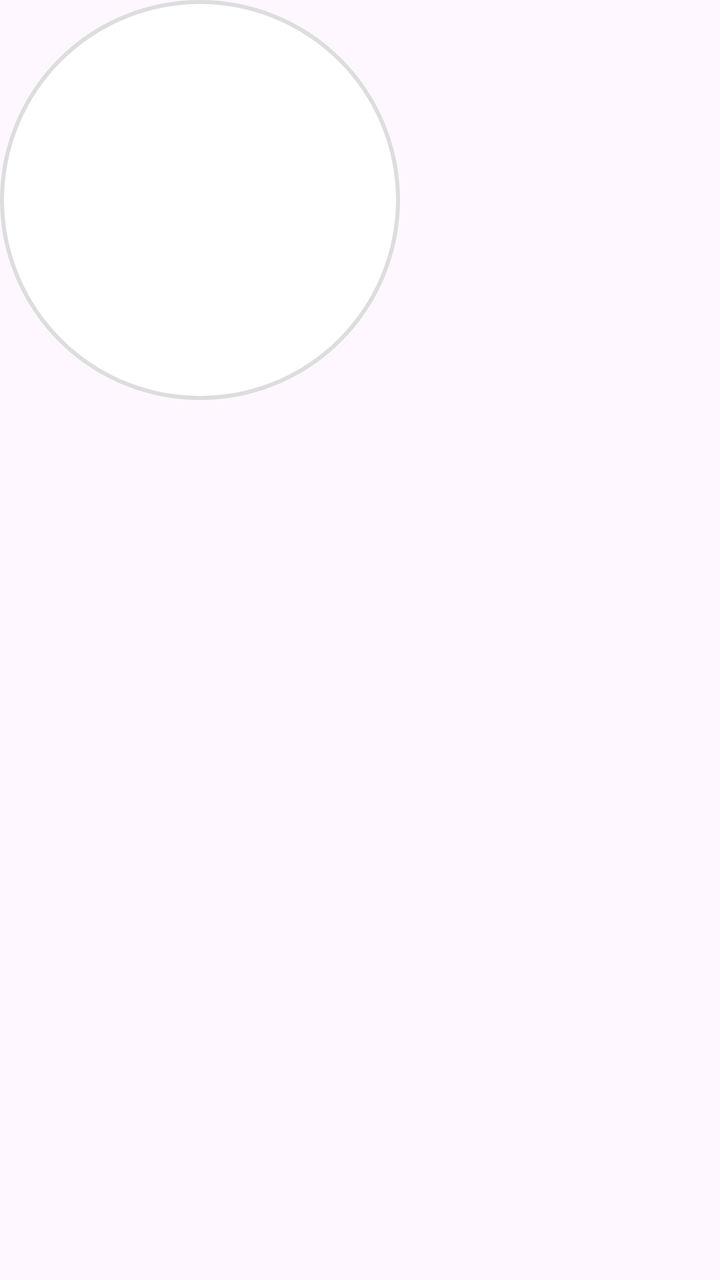
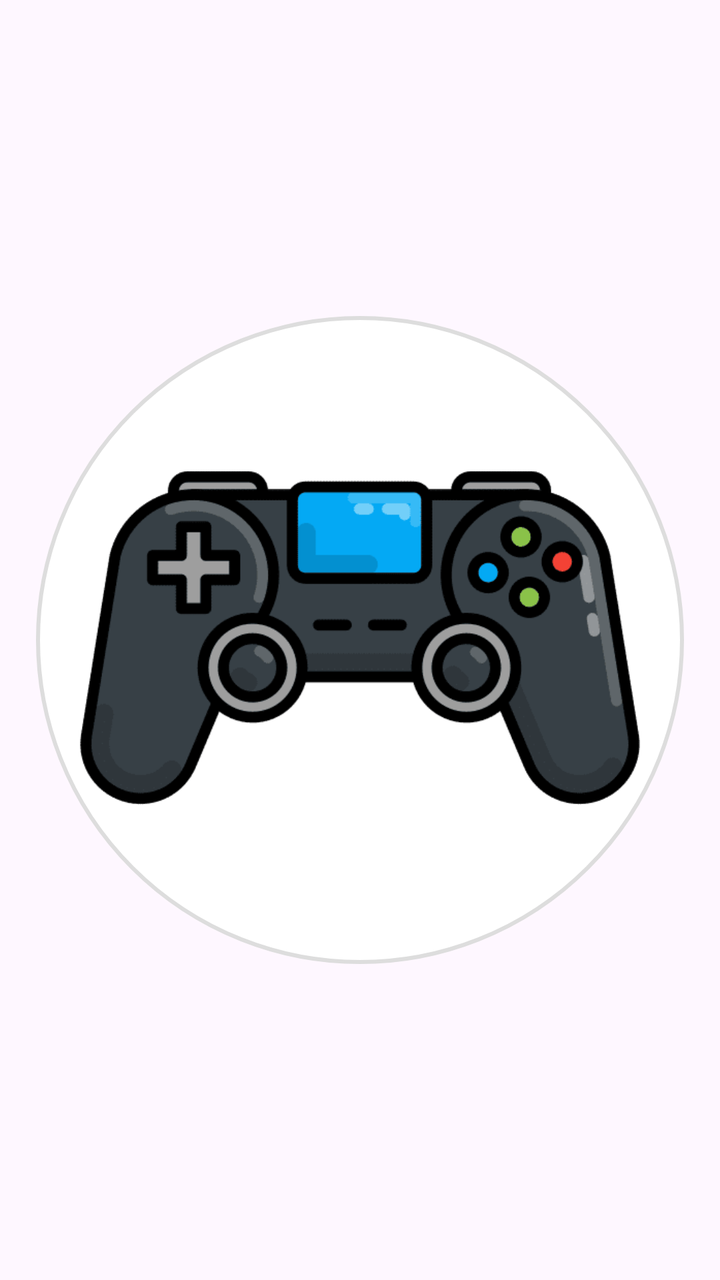

Compare the two renders of this Android layout. The source of the first and the diff that turns it into the second are given below.
<!-- AndroidManifest.xml: application theme Theme.QuizEduca -->
<!-- res/layout/item_tema.xml -->
<androidx.constraintlayout.widget.ConstraintLayout xmlns:android="http://schemas.android.com/apk/res/android"
    android:layout_width="match_parent"
    android:layout_height="match_parent"
    xmlns:app="http://schemas.android.com/apk/res-auto">

    <ImageView
        android:id="@+id/imgTema"
        android:layout_width="200dp"
        android:layout_height="200dp"
        android:background="@drawable/bg_circle_white"
        android:scaleType="centerInside"
        android:adjustViewBounds="true"
        android:padding="20dp"/>
</androidx.constraintlayout.widget.ConstraintLayout>
<!-- resources referenced by this layout -->
<resources>
  <!-- drawable bg_circle_white (drawable) -->
  <?xml version="1.0" encoding="utf-8"?>
  <shape xmlns:android="http://schemas.android.com/apk/res/android"
      android:shape="oval">
      <solid android:color="@android:color/white" />
      <stroke
          android:width="2dp"
          android:color="#DDD" />
  </shape>
  <style name="Theme.QuizEduca" parent="Base.Theme.QuizEduca" />
  <style name="Base.Theme.QuizEduca" parent="Theme.Material3.DayNight.NoActionBar">
          
          
      </style>
</resources>

<!-- the commit's change to res/layout/item_tema.xml (unified diff, before → after) -->
@@ -1,14 +1,23 @@
+<?xml version="1.0" encoding="utf-8"?>
 <androidx.constraintlayout.widget.ConstraintLayout xmlns:android="http://schemas.android.com/apk/res/android"
+    xmlns:app="http://schemas.android.com/apk/res-auto"
     android:layout_width="match_parent"
-    android:layout_height="match_parent"
-    xmlns:app="http://schemas.android.com/apk/res-auto">
+    android:layout_height="match_parent">
 
     <ImageView
         android:id="@+id/imgTema"
-        android:layout_width="200dp"
-        android:layout_height="200dp"
+        android:layout_width="0dp"
+        android:layout_height="0dp"
+        android:adjustViewBounds="true"
         android:background="@drawable/bg_circle_white"
+        android:padding="20dp"
         android:scaleType="centerInside"
-        android:adjustViewBounds="true"
-        android:padding="20dp"/>
+        android:src="@drawable/icon_geral"
+        app:layout_constraintBottom_toBottomOf="parent"
+        app:layout_constraintDimensionRatio="1:1"
+        app:layout_constraintEnd_toEndOf="parent"
+        app:layout_constraintStart_toStartOf="parent"
+        app:layout_constraintTop_toTopOf="parent"
+        app:layout_constraintWidth_percent="0.9" />
+
 </androidx.constraintlayout.widget.ConstraintLayout>
<!-- resource entries referenced after the edit -->
@@ -9,6 +9,7 @@
           android:width="2dp"
           android:color="#DDD" />
   </shape>
+  <!-- drawable icon_geral: png bitmap (drawable, 8387 bytes) -->
   <style name="Theme.QuizEduca" parent="Base.Theme.QuizEduca" />
   <style name="Base.Theme.QuizEduca" parent="Theme.Material3.DayNight.NoActionBar">
           
